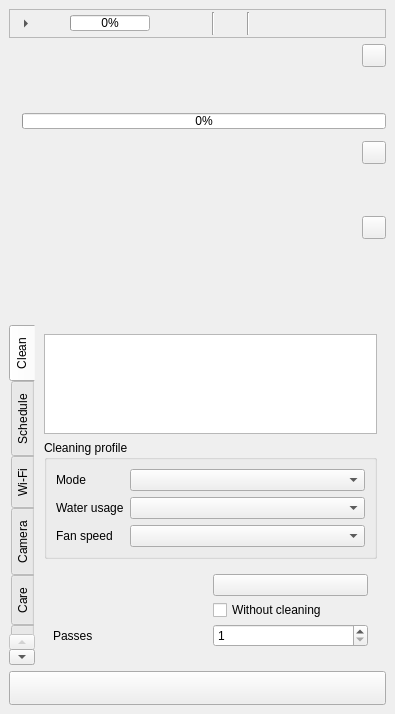
Before: the Qt Designer form valetudo_qgis/ui/status_panel.ui in sylsta/homeqgis, drawn with Qt 5.
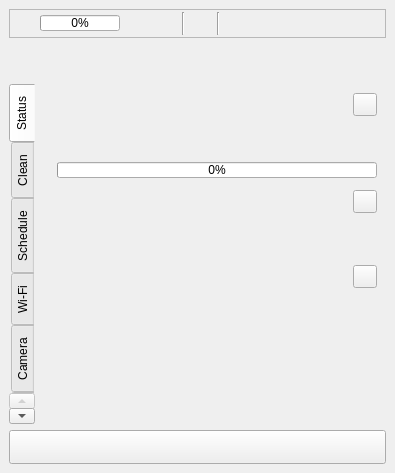
After: the same form once the commit is applied. Custom widgets are drawn as their Qt base class.

Commit message: Panel: the detailed status of the robot, Pi and Home Assistant in its own Status tab

Patch:
```diff
--- a/valetudo_qgis/ui/status_panel.ui
+++ b/valetudo_qgis/ui/status_panel.ui
@@ -6,7 +6,7 @@
    <string>Connection</string>
   </property>
   <widget class="QWidget" name="dockWidgetContents">
-   <layout class="QVBoxLayout" name="root_layout" stretch="0,0,0,0,1,0,0">
+   <layout class="QVBoxLayout" name="root_layout" stretch="0,0,0,1,0,0">
     <item>
      <widget class="QFrame" name="strip">
       <property name="frameShape">
@@ -34,19 +34,6 @@
        <property name="bottomMargin">
         <number>2</number>
        </property>
-       <item>
-        <widget class="QToolButton" name="btn_details">
-         <property name="autoRaise">
-          <bool>true</bool>
-         </property>
-         <property name="arrowType">
-          <enum>Qt::RightArrow</enum>
-         </property>
-         <property name="toolTip">
-          <string>Show the details</string>
-         </property>
-        </widget>
-       </item>
        <item>
         <widget class="QLabel" name="lbl_logo"/>
        </item>
@@ -168,6 +155,67 @@
      </widget>
     </item>
     <item>
+     <widget class="QLabel" name="lbl_error">
+      <property name="wordWrap">
+       <bool>true</bool>
+      </property>
+      <property name="styleSheet">
+       <string notr="true">color: #c62828; font-weight: bold;</string>
+      </property>
+     </widget>
+    </item>
+    <item>
+     <widget class="QLabel" name="lbl_feedback">
+      <property name="wordWrap">
+       <bool>true</bool>
+      </property>
+     </widget>
+    </item>
+    <item>
+     <widget class="QTabWidget" name="tabs">
+      <property name="currentIndex">
+       <number>0</number>
+      </property>
+      <property name="documentMode">
+       <bool>true</bool>
+      </property>
+      <property name="tabPosition">
+       <enum>QTabWidget::West</enum>
+      </property>
+      <property name="iconSize">
+       <size>
+        <width>22</width>
+        <height>22</height>
+       </size>
+      </property>
+      <widget class="QWidget" name="tab_status">
+       <attribute name="title">
+        <string>Status</string>
+       </attribute>
+       <layout class="QVBoxLayout" name="tab_status_layout">
+        <property name="leftMargin">
+         <number>0</number>
+        </property>
+        <property name="topMargin">
+         <number>0</number>
+        </property>
+        <property name="rightMargin">
+         <number>0</number>
+        </property>
+        <property name="bottomMargin">
+         <number>0</number>
+        </property>
+        <item>
+         <widget class="QScrollArea" name="scroll_status">
+          <property name="widgetResizable">
+           <bool>true</bool>
+          </property>
+          <property name="frameShape">
+           <enum>QFrame::NoFrame</enum>
+          </property>
+          <widget class="QWidget" name="scroll_status_contents">
+           <layout class="QVBoxLayout" name="status_layout">
+            <item>
      <widget class="QWidget" name="details">
       <layout class="QVBoxLayout" name="details_layout">
        <property name="leftMargin">
@@ -375,39 +423,24 @@
      </widget>
     </item>
     <item>
-     <widget class="QLabel" name="lbl_error">
-      <property name="wordWrap">
-       <bool>true</bool>
-      </property>
-      <property name="styleSheet">
-       <string notr="true">color: #c62828; font-weight: bold;</string>
-      </property>
-     </widget>
-    </item>
-    <item>
-     <widget class="QLabel" name="lbl_feedback">
-      <property name="wordWrap">
-       <bool>true</bool>
-      </property>
-     </widget>
-    </item>
-    <item>
-     <widget class="QTabWidget" name="tabs">
-      <property name="currentIndex">
-       <number>0</number>
-      </property>
-      <property name="documentMode">
-       <bool>true</bool>
-      </property>
-      <property name="tabPosition">
-       <enum>QTabWidget::West</enum>
-      </property>
-      <property name="iconSize">
+             <spacer name="status_spacer">
+              <property name="orientation">
+               <enum>Qt::Vertical</enum>
+              </property>
+              <property name="sizeHint">
        <size>
-        <width>22</width>
-        <height>22</height>
-       </size>
-      </property>
+                <width>20</width>
+                <height>0</height>
+               </size>
+              </property>
+             </spacer>
+            </item>
+           </layout>
+          </widget>
+         </widget>
+        </item>
+       </layout>
+      </widget>
       <widget class="QWidget" name="tab_clean">
        <attribute name="title">
         <string>Clean</string>
```
Left out of the diff: 2 changed lines with no effect on the pictures. Lines whose indentation alone changed are shown as unchanged. The commit also changes 4 other files.
